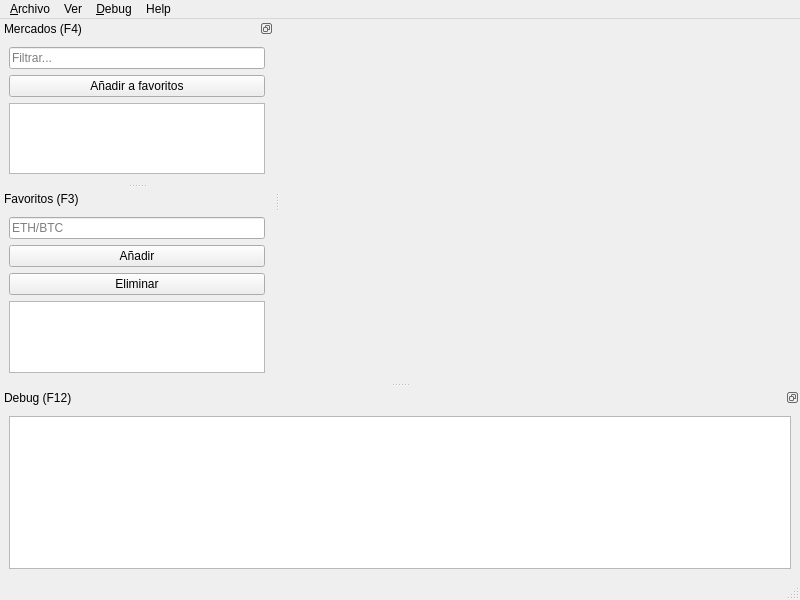
First picture: the form in mainwindow.ui, repository katmai1/qtradingview2, before the edit.
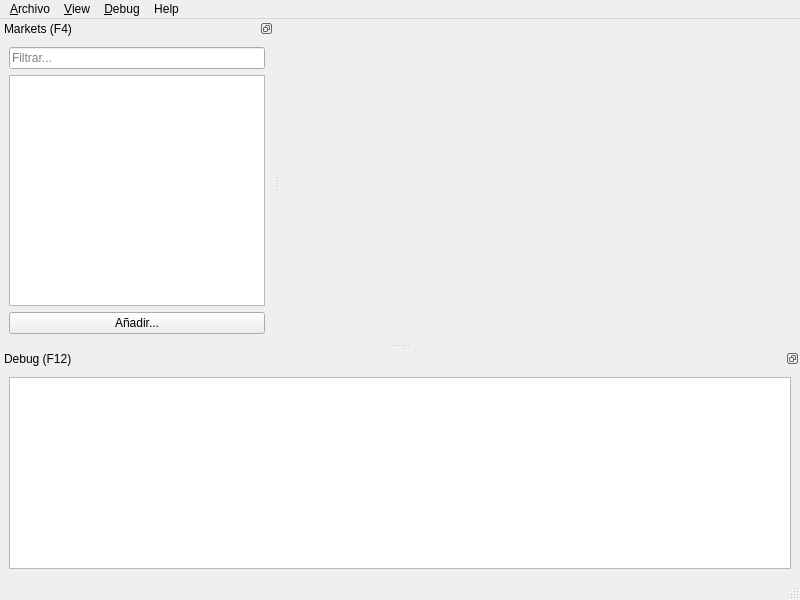
Second picture: the form after the edit. Icons and pictures are not drawn. Custom widgets are drawn as their Qt base class.

What changed in the file:
```diff
--- a/mainwindow.ui
+++ b/mainwindow.ui
@@ -52,9 +52,9 @@
      <height>20</height>
     </rect>
    </property>
-   <widget class="QMenu" name="menuVer">
+   <widget class="QMenu" name="menuView">
     <property name="title">
-     <string>Ver</string>
+     <string>&amp;View</string>
     </property>
     <addaction name="action_Favoritos"/>
     <addaction name="actionMarkets"/>
@@ -63,7 +63,7 @@
     <addaction name="separator"/>
     <addaction name="actionDebug"/>
    </widget>
-   <widget class="QMenu" name="menu_Archivo">
+   <widget class="QMenu" name="menuFile">
     <property name="title">
      <string>&amp;Archivo</string>
     </property>
@@ -86,8 +86,8 @@
     </property>
     <addaction name="actionAbout"/>
    </widget>
-   <addaction name="menu_Archivo"/>
-   <addaction name="menuVer"/>
+   <addaction name="menuFile"/>
+   <addaction name="menuView"/>
    <addaction name="menuDebug"/>
    <addaction name="menuHelp"/>
   </widget>
@@ -115,7 +115,7 @@
     <set>Qt::LeftDockWidgetArea|Qt::RightDockWidgetArea</set>
    </property>
    <property name="windowTitle">
-    <string>Mercados (F4)</string>
+    <string>Markets (F4)</string>
    </property>
    <attribute name="dockWidgetArea">
     <number>1</number>
@@ -144,13 +144,6 @@
        </property>
       </widget>
      </item>
-     <item>
-      <widget class="QPushButton" name="bt_add_tofav">
-       <property name="text">
-        <string>Añadir a favoritos</string>
-       </property>
-      </widget>
-     </item>
      <item>
       <widget class="QListWidget" name="list_markets">
        <property name="alternatingRowColors">
@@ -159,82 +152,15 @@
        <property name="selectionMode">
         <enum>QAbstractItemView::ExtendedSelection</enum>
        </property>
-      </widget>
-     </item>
-    </layout>
-   </widget>
-  </widget>
-  <widget class="QDockWidget" name="dock_favoritos">
-   <property name="sizePolicy">
-    <sizepolicy hsizetype="Preferred" vsizetype="Maximum">
-     <horstretch>0</horstretch>
-     <verstretch>0</verstretch>
-    </sizepolicy>
-   </property>
-   <property name="minimumSize">
-    <size>
-     <width>98</width>
-     <height>193</height>
-    </size>
-   </property>
-   <property name="windowIcon">
-    <iconset resource="recursos.qrc">
-     <normaloff>:/icons/star</normaloff>:/icons/star</iconset>
-   </property>
-   <property name="floating">
-    <bool>false</bool>
-   </property>
-   <property name="features">
-    <set>QDockWidget::DockWidgetMovable</set>
-   </property>
-   <property name="allowedAreas">
-    <set>Qt::LeftDockWidgetArea|Qt::RightDockWidgetArea</set>
-   </property>
-   <property name="windowTitle">
-    <string>Favoritos (F3)</string>
-   </property>
-   <attribute name="dockWidgetArea">
-    <number>1</number>
-   </attribute>
-   <widget class="QWidget" name="dockWidgetContents">
-    <property name="sizePolicy">
-     <sizepolicy hsizetype="Preferred" vsizetype="Expanding">
-      <horstretch>0</horstretch>
-      <verstretch>0</verstretch>
-     </sizepolicy>
-    </property>
-    <layout class="QVBoxLayout" name="verticalLayout_2">
-     <item>
-      <widget class="QLineEdit" name="ed_symbol">
-       <property name="placeholderText">
-        <string>ETH/BTC</string>
-       </property>
-       <property name="clearButtonEnabled">
+       <property name="sortingEnabled">
         <bool>true</bool>
        </property>
       </widget>
      </item>
      <item>
-      <widget class="QPushButton" name="bt_add">
+      <widget class="QPushButton" name="btAdd">
        <property name="text">
-        <string>Añadir</string>
-       </property>
-      </widget>
-     </item>
-     <item>
-      <widget class="QPushButton" name="bt_delete">
-       <property name="text">
-        <string>Eliminar</string>
-       </property>
-      </widget>
-     </item>
-     <item>
-      <widget class="QListWidget" name="list_favorites">
-       <property name="contextMenuPolicy">
-        <enum>Qt::ActionsContextMenu</enum>
-       </property>
-       <property name="alternatingRowColors">
-        <bool>true</bool>
+        <string>Añadir...</string>
        </property>
       </widget>
      </item>
```
Left out of the diff: 57 changed lines with no effect on the pictures.
